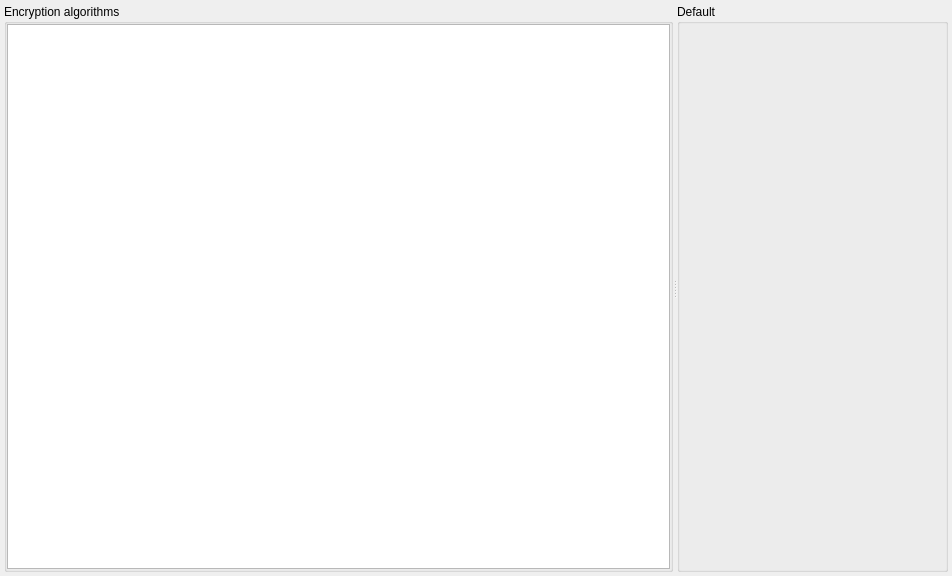
vasilypht/crypto-methods, file app/gui/mainwindow.ui: the form before one commit.
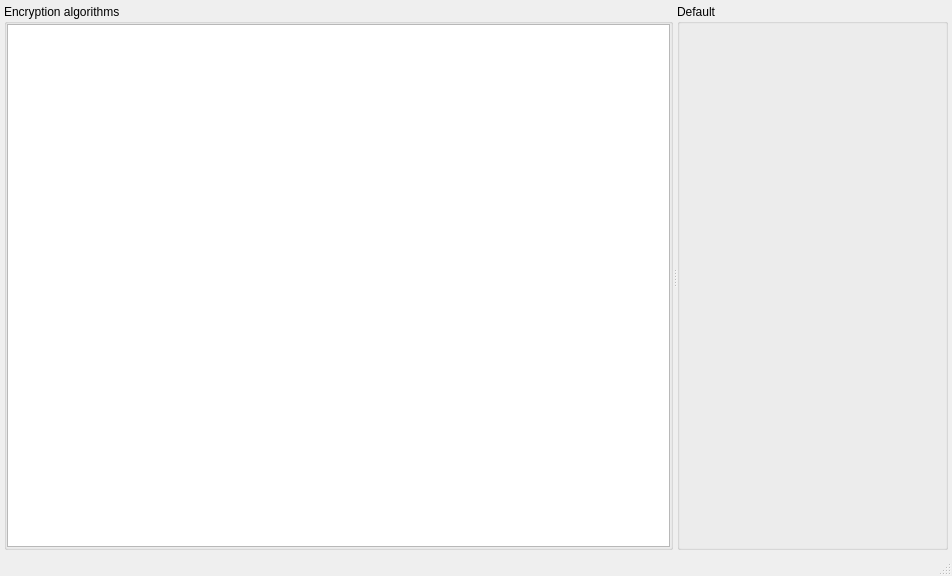
The form after the commit.

Patch:
```diff
--- a/app/gui/mainwindow.ui
+++ b/app/gui/mainwindow.ui
@@ -157,6 +157,7 @@
     </sizepolicy>
    </property>
   </widget>
+  <widget class="QStatusBar" name="status_bar"/>
  </widget>
  <resources/>
  <connections/>
```
